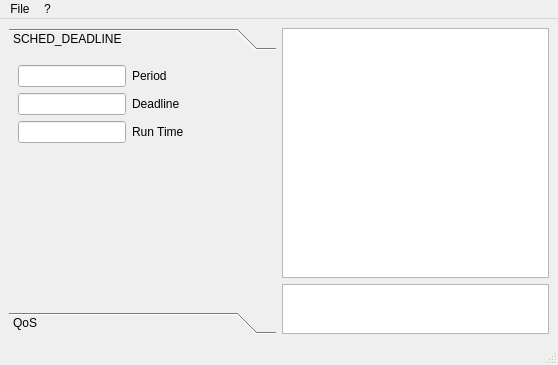
This is src/mainwindow.ui in balsini/SchedConfigTool as Qt 5 draws it before an edit. The edited form follows.
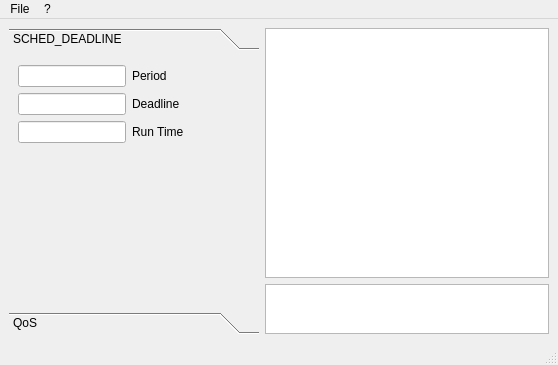
This is the edited form.

Commit message: Little windows modifications and updated About

Diff of the .ui file:
```diff
--- a/src/mainwindow.ui
+++ b/src/mainwindow.ui
@@ -19,6 +19,24 @@
      <layout class="QHBoxLayout" name="horizontalLayout">
       <item>
        <widget class="QToolBox" name="Algorithm">
+        <property name="sizePolicy">
+         <sizepolicy hsizetype="Fixed" vsizetype="Preferred">
+          <horstretch>0</horstretch>
+          <verstretch>0</verstretch>
+         </sizepolicy>
+        </property>
+        <property name="minimumSize">
+         <size>
+          <width>250</width>
+          <height>0</height>
+         </size>
+        </property>
+        <property name="maximumSize">
+         <size>
+          <width>250</width>
+          <height>16777215</height>
+         </size>
+        </property>
         <property name="currentIndex">
          <number>0</number>
         </property>
@@ -27,8 +45,8 @@
           <rect>
            <x>0</x>
            <y>0</y>
-           <width>266</width>
-           <height>250</height>
+           <width>250</width>
+           <height>245</height>
           </rect>
          </property>
          <attribute name="label">
```
Left out of the diff: 6 changed lines with no effect on the pictures. The commit also changes 4 other files.
